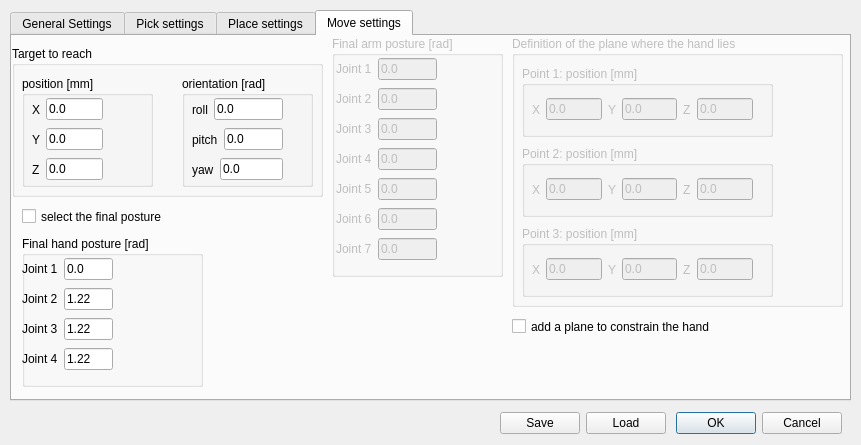
Old version of the form ui/rrtdialog.ui in the repository JoaoQPereira/motion_manager.
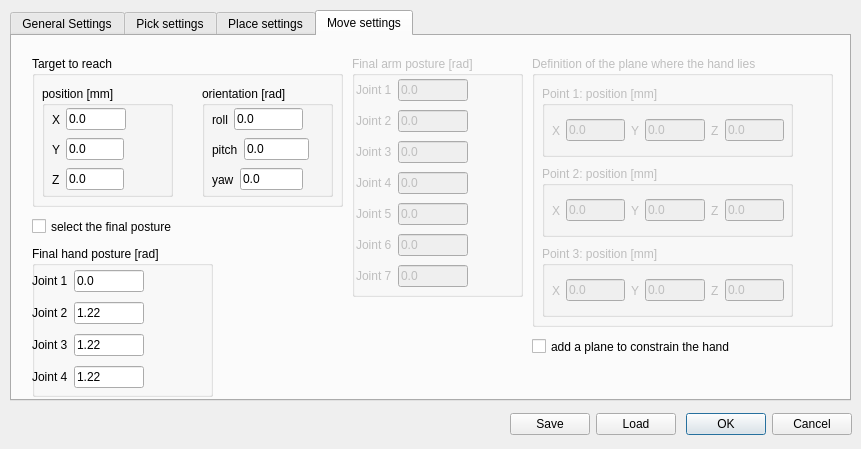
New version of the form. The open tabs and pages were chosen to show the change.

The edit to the form file:
```diff
--- a/ui/rrtdialog.ui
+++ b/ui/rrtdialog.ui
@@ -7,7 +7,7 @@
     <x>0</x>
     <y>0</y>
     <width>861</width>
-    <height>445</height>
+    <height>449</height>
    </rect>
   </property>
   <property name="windowTitle">
@@ -734,8 +734,8 @@
     <widget class="QGroupBox" name="groupBox_target">
      <property name="geometry">
       <rect>
-       <x>0</x>
-       <y>10</y>
+       <x>20</x>
+       <y>20</y>
        <width>311</width>
        <height>151</height>
       </rect>
@@ -760,7 +760,7 @@
         <rect>
          <x>10</x>
          <y>50</y>
-         <width>71</width>
+         <width>72</width>
          <height>27</height>
         </rect>
        </property>
@@ -786,7 +786,7 @@
         <rect>
          <x>10</x>
          <y>80</y>
-         <width>71</width>
+         <width>72</width>
          <height>27</height>
         </rect>
        </property>
@@ -812,7 +812,7 @@
         <rect>
          <x>10</x>
          <y>20</y>
-         <width>71</width>
+         <width>74</width>
          <height>27</height>
         </rect>
        </property>
@@ -851,7 +851,7 @@
         <rect>
          <x>10</x>
          <y>50</y>
-         <width>91</width>
+         <width>97</width>
          <height>27</height>
         </rect>
        </property>
@@ -929,8 +929,8 @@
     <widget class="QCheckBox" name="checkBox_sel_final_posture">
      <property name="geometry">
       <rect>
-       <x>10</x>
-       <y>170</y>
+       <x>20</x>
+       <y>180</y>
        <width>211</width>
        <height>21</height>
       </rect>
@@ -945,8 +945,8 @@
      </property>
      <property name="geometry">
       <rect>
-       <x>320</x>
-       <y>0</y>
+       <x>340</x>
+       <y>20</y>
        <width>171</width>
        <height>241</height>
       </rect>
@@ -959,8 +959,8 @@
        <rect>
         <x>4</x>
         <y>20</y>
-        <width>101</width>
-        <height>213</height>
+        <width>112</width>
+        <height>221</height>
        </rect>
       </property>
       <layout class="QVBoxLayout" name="verticalLayout_6">
@@ -1096,9 +1096,9 @@
     <widget class="QCheckBox" name="checkBox_add_plane">
      <property name="geometry">
       <rect>
-       <x>500</x>
-       <y>280</y>
-       <width>241</width>
+       <x>520</x>
+       <y>300</y>
+       <width>251</width>
        <height>21</height>
       </rect>
      </property>
@@ -1112,9 +1112,9 @@
      </property>
      <property name="geometry">
       <rect>
-       <x>500</x>
-       <y>0</y>
-       <width>331</width>
+       <x>520</x>
+       <y>20</y>
+       <width>301</width>
        <height>271</height>
       </rect>
      </property>
@@ -1138,8 +1138,8 @@
         <rect>
          <x>10</x>
          <y>30</y>
-         <width>221</width>
-         <height>27</height>
+         <width>232</width>
+         <height>29</height>
         </rect>
        </property>
        <layout class="QHBoxLayout" name="horizontalLayout_62">
@@ -1217,8 +1217,8 @@
         <rect>
          <x>10</x>
          <y>30</y>
-         <width>221</width>
-         <height>27</height>
+         <width>232</width>
+         <height>29</height>
         </rect>
        </property>
        <layout class="QHBoxLayout" name="horizontalLayout_63">
@@ -1296,8 +1296,8 @@
         <rect>
          <x>10</x>
          <y>30</y>
-         <width>221</width>
-         <height>27</height>
+         <width>232</width>
+         <height>29</height>
         </rect>
        </property>
        <layout class="QHBoxLayout" name="horizontalLayout_64">
@@ -1362,8 +1362,8 @@
     <widget class="QGroupBox" name="groupBox_final_hand">
      <property name="geometry">
       <rect>
-       <x>10</x>
-       <y>200</y>
+       <x>20</x>
+       <y>210</y>
        <width>181</width>
        <height>151</height>
       </rect>
@@ -1376,8 +1376,8 @@
        <rect>
         <x>0</x>
         <y>20</y>
-        <width>91</width>
-        <height>120</height>
+        <width>112</width>
+        <height>128</height>
        </rect>
       </property>
       <layout class="QVBoxLayout" name="verticalLayout_38">
@@ -1461,10 +1461,10 @@
   <widget class="QWidget" name="layoutWidget">
    <property name="geometry">
     <rect>
-     <x>500</x>
+     <x>510</x>
      <y>410</y>
      <width>342</width>
-     <height>27</height>
+     <height>29</height>
     </rect>
    </property>
    <layout class="QHBoxLayout" name="horizontalLayout_5">
```
Left out of the diff: 64 changed lines with no effect on the pictures.
